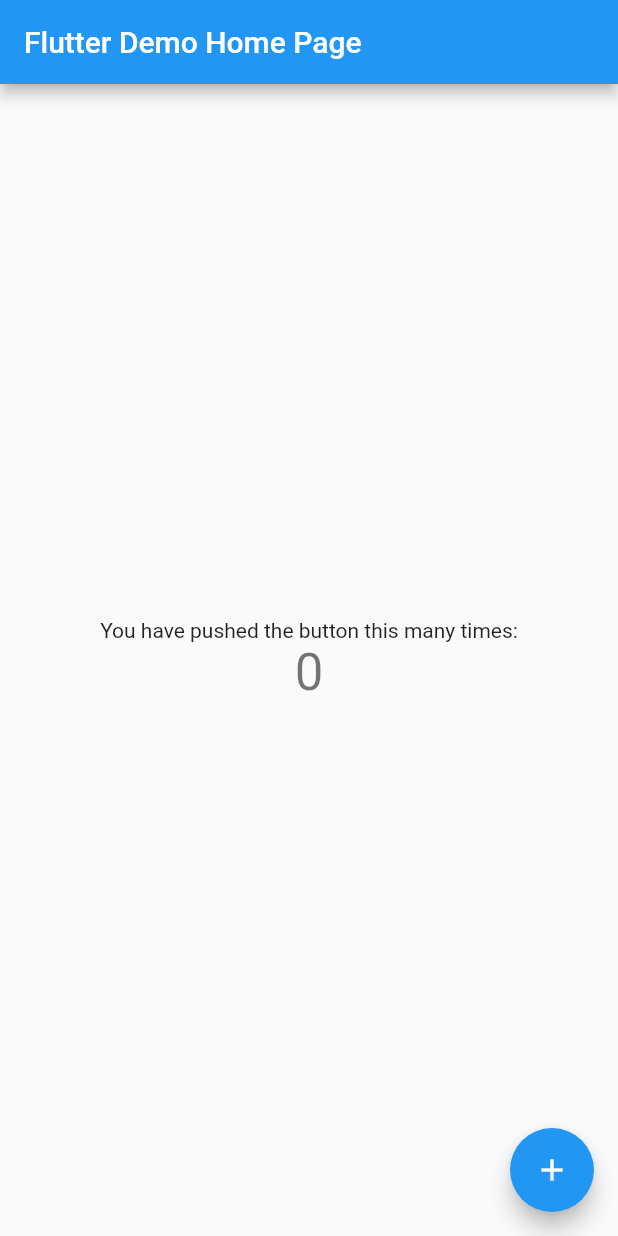
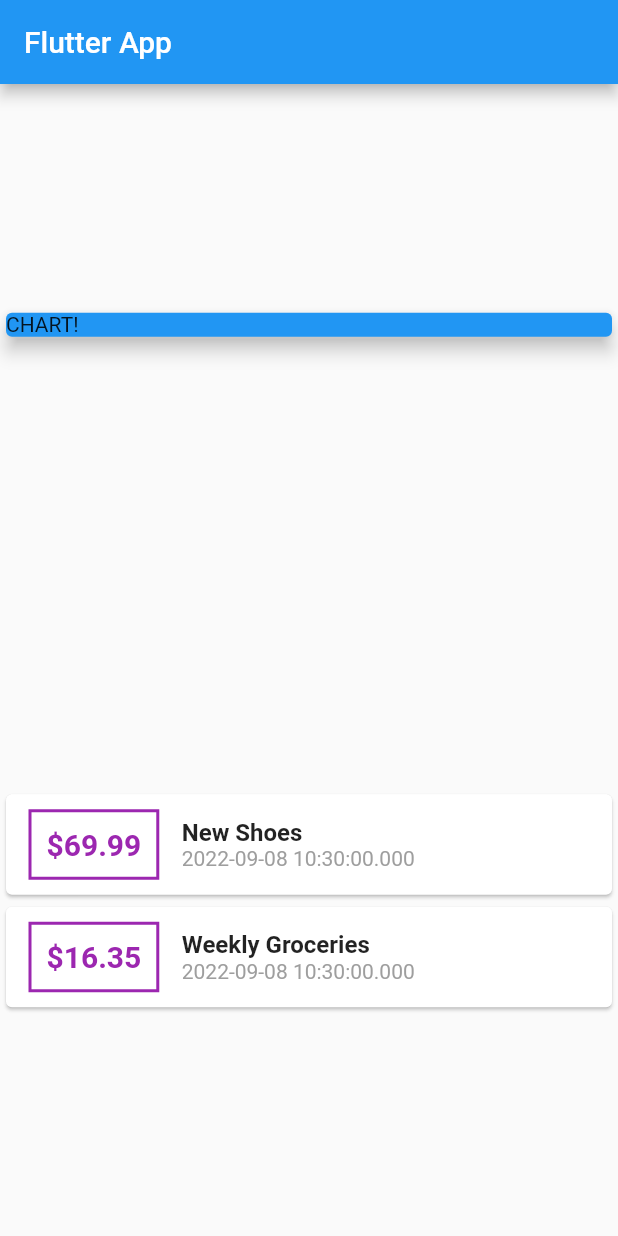
Before and after one commit to justcier/personal_expenses_app, a Flutter app: the screen it shows after launch, on a phone screen of 412 x 824 dp. Run offline on Flutter 3.47's test engine with Material 2 defaults, Android fonts, the phone set to English and light mode, and no system bars.

Commit message:
Added transaction widget

```diff
--- a/lib/main.dart
+++ b/lib/main.dart
@@ -1,115 +1,102 @@
 import 'package:flutter/material.dart';
 
-void main() {
-  runApp(const MyApp());
-}
+import './transaction.dart';
+
+void main() => runApp(const MyApp());
 
 class MyApp extends StatelessWidget {
   const MyApp({Key? key}) : super(key: key);
 
-  // This widget is the root of your application.
   @override
   Widget build(BuildContext context) {
     return MaterialApp(
-      title: 'Flutter Demo Test',
-      theme: ThemeData(
-        // This is the theme of your application.
-        //
-        // Try running your application with "flutter run". You'll see the
-        // application has a blue toolbar. Then, without quitting the app, try
-        // changing the primarySwatch below to Colors.green and then invoke
-        // "hot reload" (press "r" in the console where you ran "flutter run",
-        // or simply save your changes to "hot reload" in a Flutter IDE).
-        // Notice that the counter didn't reset back to zero; the application
-        // is not restarted.
-        primarySwatch: Colors.blue,
-      ),
-      home: const MyHomePage(title: 'Flutter Demo Home Page'),
+      title: 'Flutter App',
+      home: MyHomePage(),
     );
   }
 }
 
-class MyHomePage extends StatefulWidget {
-  const MyHomePage({Key? key, required this.title}) : super(key: key);
+class MyHomePage extends StatelessWidget {
+  final List<Transaction> transactions = [
+    Transaction(
+      id: 't1',
+      title: 'New Shoes',
+      amount: 69.99,
+      date: DateTime.now(),
+    ),
+    Transaction(
+      id: 't1',
+      title: 'Weekly Groceries',
+      amount: 16.35,
+      date: DateTime.now(),
+    )
+  ];
 
-  // This widget is the home page of your application. It is stateful, meaning
-  // that it has a State object (defined below) that contains fields that affect
-  // how it looks.
-
-  // This class is the configuration for the state. It holds the values (in this
-  // case the title) provided by the parent (in this case the App widget) and
-  // used by the build method of the State. Fields in a Widget subclass are
-  // always marked "final".
-
-  final String title;
-
-  @override
-  State<MyHomePage> createState() => _MyHomePageState();
-}
-
-class _MyHomePageState extends State<MyHomePage> {
-  int _counter = 0;
-
-  void _incrementCounter() {
-    setState(() {
-      // This call to setState tells the Flutter framework that something has
-      // changed in this State, which causes it to rerun the build method below
-      // so that the display can reflect the updated values. If we changed
-      // _counter without calling setState(), then the build method would not be
-      // called again, and so nothing would appear to happen.
-      _counter++;
-    });
-  }
+  MyHomePage({Key? key}) : super(key: key);
 
   @override
   Widget build(BuildContext context) {
-    // This method is rerun every time setState is called, for instance as done
-    // by the _incrementCounter method above.
-    //
-    // The Flutter framework has been optimized to make rerunning build methods
-    // fast, so that you can just rebuild anything that needs updating rather
-    // than having to individually change instances of widgets.
     return Scaffold(
       appBar: AppBar(
-        // Here we take the value from the MyHomePage object that was created by
-        // the App.build method, and use it to set our appbar title.
-        title: Text(widget.title),
+        title: const Text('Flutter App'),
       ),
-      body: Center(
-        // Center is a layout widget. It takes a single child and positions it
-        // in the middle of the parent.
-        child: Column(
-          // Column is also a layout widget. It takes a list of children and
-          // arranges them vertically. By default, it sizes itself to fit its
-          // children horizontally, and tries to be as tall as its parent.
-          //
-          // Invoke "debug painting" (press "p" in the console, choose the
-          // "Toggle Debug Paint" action from the Flutter Inspector in Android
-          // Studio, or the "Toggle Debug Paint" command in Visual Studio Code)
-          // to see the wireframe for each widget.
-          //
-          // Column has various properties to control how it sizes itself and
-          // how it positions its children. Here we use mainAxisAlignment to
-          // center the children vertically; the main axis here is the vertical
-          // axis because Columns are vertical (the cross axis would be
-          // horizontal).
-          mainAxisAlignment: MainAxisAlignment.center,
-          children: <Widget>[
-            const Text(
-              'You have pushed the button this many times:',
+      body: Column(
+        mainAxisAlignment: MainAxisAlignment.spaceAround,
+        crossAxisAlignment: CrossAxisAlignment.stretch,
+        children: <Widget>[
+          Container(
+            width: double.infinity,
+            child: const Card(
+              elevation: 5,
+              color: Colors.blue,
+              child: Text('CHART!'),
             ),
-            Text(
-              '$_counter',
-              style: Theme.of(context).textTheme.headline4,
-            ),
-          ],
-        ),
+          ),
+          Column(
+            children: transactions.map((tx) {
+              return Card(
+                child: Row(children: [
+                  Container(
+                    margin: const EdgeInsets.symmetric(
+                        vertical: 10, horizontal: 15),
+                    decoration: BoxDecoration(
+                        border: Border.all(
+                      color: Colors.purple,
+                      width: 2,
+                    )),
+                    padding: const EdgeInsets.all(10),
+                    child: Text(
+                      '\$${tx.amount}',
+                      style: const TextStyle(
+                          fontWeight: FontWeight.bold,
+                          fontSize: 20,
+                          color: Colors.purple),
+                    ),
+                  ),
+                  Column(
+                    crossAxisAlignment: CrossAxisAlignment.start,
+                    children: [
+                      Text(
+                        tx.title,
+                        style: const TextStyle(
+                          fontSize: 16,
+                          fontWeight: FontWeight.bold,
+                        ),
+                      ),
+                      Text(
+                        tx.date.toString(),
+                        style: const TextStyle(
+                          color: Colors.grey,
+                        ),
+                      ),
+                    ],
+                  ),
+                ]),
+              );
+            }).toList(),
+          ),
+        ],
       ),
-      floatingActionButton: FloatingActionButton(
-        onPressed: _incrementCounter,
-        tooltip: 'Increment',
-        child: const Icon(Icons.add),
-      ), // This trailing comma makes auto-formatting nicer for build methods.
     );
   }
 }
--- /dev/null
+++ b/lib/transaction.dart
@@ -0,0 +1,12 @@
+class Transaction {
+  final String id;
+  final String title;
+  final double amount;
+  final DateTime date;
+
+  Transaction(
+      {required this.id,
+      required this.title,
+      required this.amount,
+      required this.date});
+}
```
